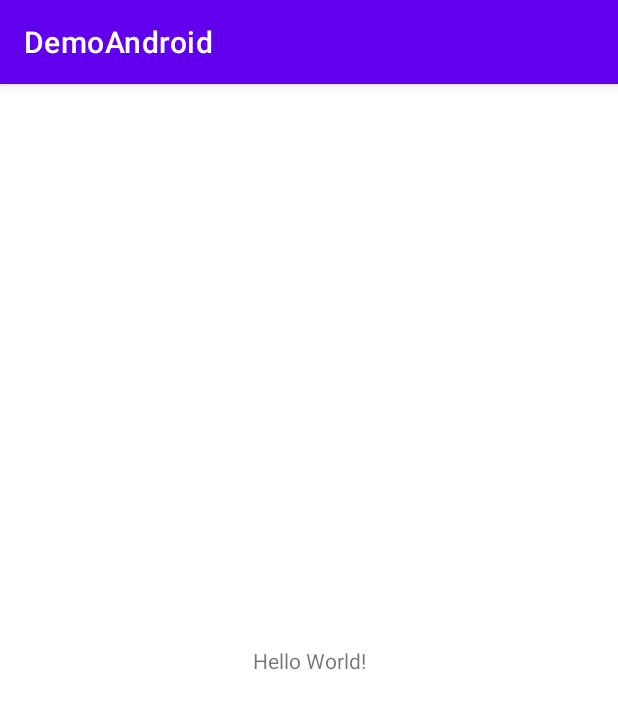
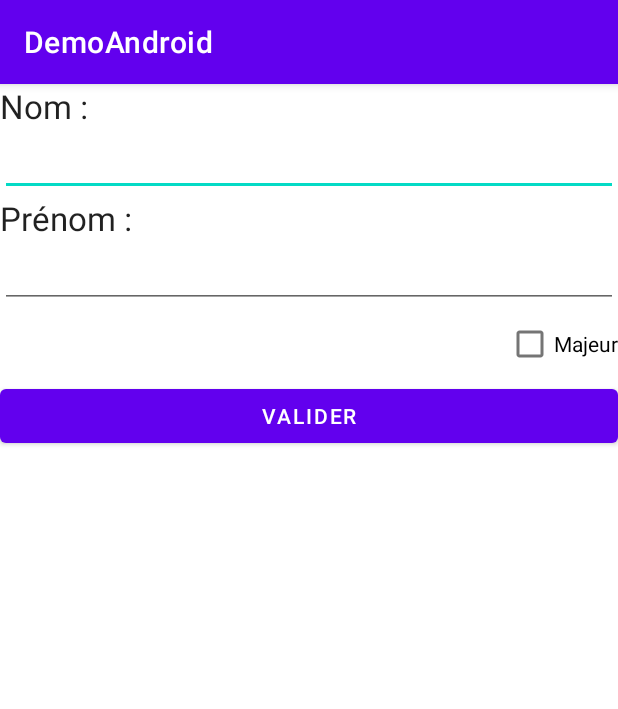
Before and after one commit to Tom-Huaume/Demo-Android, an Android app: the screen it shows after launch (MainActivity), on a phone screen of 412 x 824 dp. Shown: the top 709 px of the screen. Run offline under Robolectric (Android 15) with nearby library versions, the phone set to English and light mode, and no system bars.

Commit message:
Première appli

```diff
--- a/demoAndroid/app/src/main/res/layout/activity_main.xml
+++ b/demoAndroid/app/src/main/res/layout/activity_main.xml
@@ -1,18 +1,57 @@
 <?xml version="1.0" encoding="utf-8"?>
-<androidx.constraintlayout.widget.ConstraintLayout xmlns:android="http://schemas.android.com/apk/res/android"
+<RelativeLayout xmlns:android="http://schemas.android.com/apk/res/android"
     xmlns:app="http://schemas.android.com/apk/res-auto"
     xmlns:tools="http://schemas.android.com/tools"
     android:layout_width="match_parent"
     android:layout_height="match_parent"
     tools:context=".MainActivity">
 
+   <TextView
+       android:id="@+id/tv_nom"
+       android:layout_width="wrap_content"
+       android:layout_height="wrap_content"
+       android:text="@string/titre_nom"
+        android:textAppearance="?android:textAppearanceLarge"
+       />
+
+    <EditText
+        android:id="@+id/et_nom"
+        android:layout_width="match_parent"
+        android:layout_height="wrap_content"
+        android:layout_below="@id/tv_nom"
+        />
+
     <TextView
+        android:id="@+id/tv_prenom"
         android:layout_width="wrap_content"
         android:layout_height="wrap_content"
-        android:text="Hello World!"
-        app:layout_constraintBottom_toBottomOf="parent"
-        app:layout_constraintLeft_toLeftOf="parent"
-        app:layout_constraintRight_toRightOf="parent"
-        app:layout_constraintTop_toTopOf="parent" />
+        android:text="@string/titre_prenom"
+        android:layout_below="@id/et_nom"
+        android:textAppearance="?android:textAppearanceLarge"
+        />
 
-</androidx.constraintlayout.widget.ConstraintLayout>
+    <EditText
+        android:id="@+id/et_prenom"
+        android:layout_width="match_parent"
+        android:layout_height="wrap_content"
+        android:layout_below="@id/tv_prenom"
+        />
+
+    <CheckBox
+        android:id="@+id/cb_majeur"
+        android:layout_width="wrap_content"
+        android:layout_height="wrap_content"
+        android:layout_below="@+id/et_prenom"
+        android:layout_alignParentEnd="true"
+        android:text="@string/titre_majeur"
+        />
+
+    <Button
+        android:id="@+id/btn_valider"
+        android:layout_width="match_parent"
+        android:layout_height="wrap_content"
+        android:text="@string/titre_valider"
+        android:layout_below="@id/cb_majeur"
+        />
+
+</RelativeLayout>
--- a/demoAndroid/app/src/main/res/values/strings.xml
+++ b/demoAndroid/app/src/main/res/values/strings.xml
@@ -1,3 +1,7 @@
 <resources>
     <string name="app_name">DemoAndroid</string>
+    <string name="titre_prenom">Prénom :</string>
+    <string name="titre_nom">Nom :</string>
+    <string name="titre_majeur">Majeur</string>
+    <string name="titre_valider">Valider</string>
 </resources>
```
Also changed, not shown: 2 other files.
